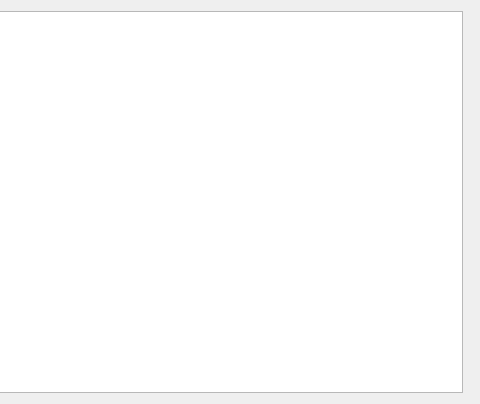
The window that src/FormUserQueries.ui (cherevon/EasyRent) describes before a commit, drawn with Qt 5; both pictures show x 282 to 762 and y 0 to 404 of the 762 by 404 pixel window.
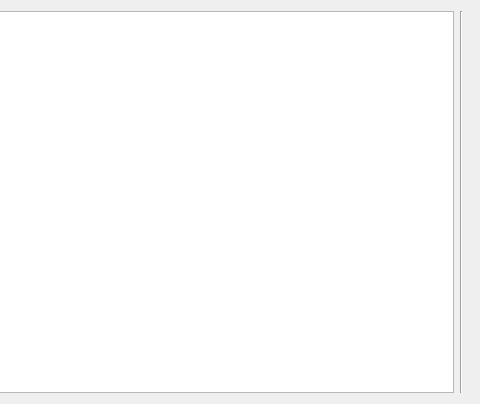
The same window after the commit. Custom widgets are drawn as their Qt base class.

Patch:
```diff
--- a/src/FormUserQueries.ui
+++ b/src/FormUserQueries.ui
@@ -13,7 +13,7 @@
   <property name="windowTitle">
    <string>Form</string>
   </property>
-  <layout class="QHBoxLayout" name="horizontalLayout" stretch="0,0">
+  <layout class="QHBoxLayout" name="horizontalLayout" stretch="0,0,0">
    <item>
     <widget class="QTableView" name="tvQueries">
      <property name="selectionMode">
@@ -24,6 +24,13 @@
      </property>
     </widget>
    </item>
+   <item>
+    <widget class="Line" name="line">
+     <property name="orientation">
+      <enum>Qt::Vertical</enum>
+     </property>
+    </widget>
+   </item>
    <item>
     <widget class="DlgUserQueryEditor" name="widget" native="true"/>
    </item>
```
